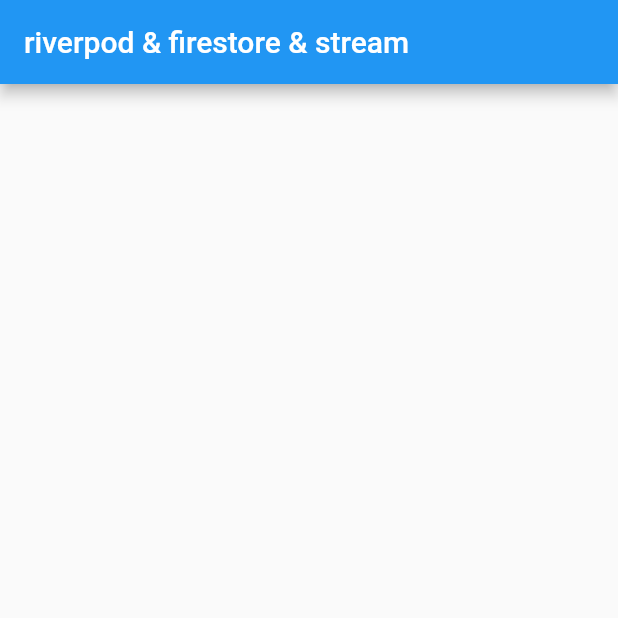
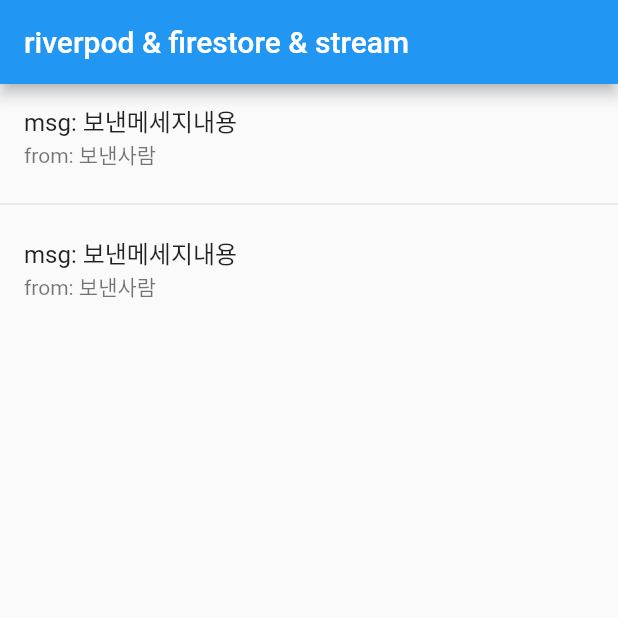
Before and after one commit to Jo-HyeRin/flutter_riverpod_firestore_stream, a Flutter app: the screen it shows after launch, on a phone screen of 412 x 824 dp, the top half of it. Run offline on Flutter 3.47's test engine with Material 2 defaults, Android fonts, the phone set to English and light mode, and no system bars.

Commit message:
chatroompage body ListView 적용

```diff
--- a/lib/widget/pages/chat_room/chat_room_page.dart
+++ b/lib/widget/pages/chat_room/chat_room_page.dart
@@ -7,6 +7,18 @@ class ChatRoomPage extends StatelessWidget {
   Widget build(BuildContext context) {
     return Scaffold(
       appBar: _buildAppBar(),
+      body: _buildListView(),
+    );
+  }
+
+  ListView _buildListView() {
+    return ListView.separated(
+      itemCount: 2,
+      itemBuilder: (context, index) => ListTile(
+        title: Text("msg: 보낸메세지내용"),
+        subtitle: Text("from: 보낸사람"),
+      ),
+      separatorBuilder: (context, index) => Divider(),
     );
   }
 
```
